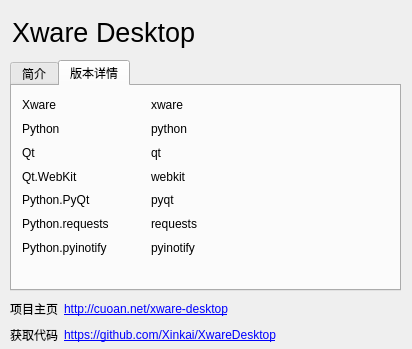
Before: the Qt Designer form src/frontend/ui/about.ui in Xinkai/XwareDesktop, drawn with Qt 5.
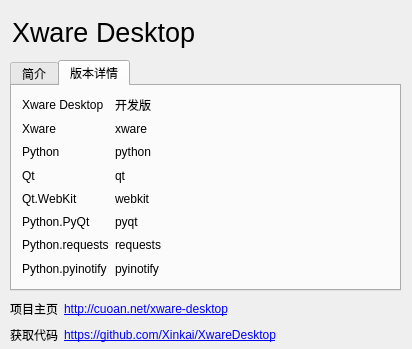
After: the same form once the commit is applied. The open tabs and pages were chosen to show the change. Icons and pictures are not drawn.

Commit message: feature: the githash is also included in the resultant package, and can be seen in the AboutDlg.

Patch:
```diff
--- a/src/frontend/ui/about.ui
+++ b/src/frontend/ui/about.ui
@@ -147,108 +147,122 @@
     <attribute name="title">
      <string>版本详情</string>
     </attribute>
-    <widget class="QWidget" name="layoutWidget">
+    <widget class="QWidget" name="">
      <property name="geometry">
       <rect>
        <x>10</x>
        <y>10</y>
-       <width>251</width>
-       <height>161</height>
+       <width>371</width>
+       <height>181</height>
       </rect>
      </property>
-     <layout class="QGridLayout" name="gridLayout">
+     <layout class="QGridLayout" name="gridLayout" columnstretch="0,1">
       <item row="0" column="0">
+       <widget class="QLabel" name="label_5">
+        <property name="text">
+         <string>Xware Desktop</string>
+        </property>
+       </widget>
+      </item>
+      <item row="0" column="1">
+       <widget class="QLabel" name="label_githash">
+        <property name="text">
+         <string>开发版</string>
+        </property>
+       </widget>
+      </item>
+      <item row="1" column="0">
        <widget class="QLabel" name="label_13">
         <property name="text">
          <string>Xware</string>
         </property>
        </widget>
       </item>
-      <item row="0" column="1">
+      <item row="1" column="1">
        <widget class="QLabel" name="label_xwareVer">
         <property name="text">
          <string>xware</string>
         </property>
        </widget>
       </item>
-      <item row="1" column="0">
+      <item row="2" column="0">
        <widget class="QLabel" name="label_9">
         <property name="text">
          <string>Python</string>
         </property>
        </widget>
       </item>
-      <item row="1" column="1">
+      <item row="2" column="1">
        <widget class="QLabel" name="label_pythonVer">
         <property name="text">
          <string>python</string>
         </property>
        </widget>
       </item>
-      <item row="2" column="0">
+      <item row="3" column="0">
        <widget class="QLabel" name="label_10">
         <property name="text">
          <string>Qt</string>
         </property>
        </widget>
       </item>
-      <item row="2" column="1">
+      <item row="3" column="1">
        <widget class="QLabel" name="label_qtVer">
         <property name="text">
          <string>qt</string>
         </property>
        </widget>
       </item>
-      <item row="3" column="0">
+      <item row="4" column="0">
        <widget class="QLabel" name="label_12">
         <property name="text">
          <string>Qt.WebKit</string>
         </property>
        </widget>
       </item>
-      <item row="3" column="1">
+      <item row="4" column="1">
        <widget class="QLabel" name="label_qtwebkitVer">
         <property name="text">
          <string>webkit</string>
         </property>
        </widget>
       </item>
-      <item row="4" column="0">
+      <item row="5" column="0">
        <widget class="QLabel" name="label_15">
         <property name="text">
          <string>Python.PyQt</string>
         </property>
        </widget>
       </item>
-      <item row="4" column="1">
+      <item row="5" column="1">
        <widget class="QLabel" name="label_pyqtVer">
         <property name="text">
          <string>pyqt</string>
         </property>
        </widget>
       </item>
-      <item row="5" column="0">
+      <item row="6" column="0">
        <widget class="QLabel" name="label_8">
         <property name="text">
          <string>Python.requests</string>
         </property>
        </widget>
       </item>
-      <item row="5" column="1">
+      <item row="6" column="1">
        <widget class="QLabel" name="label_requestsVer">
         <property name="text">
          <string>requests</string>
         </property>
        </widget>
       </item>
-      <item row="6" column="0">
+      <item row="7" column="0">
        <widget class="QLabel" name="label_11">
         <property name="text">
          <string>Python.pyinotify</string>
         </property>
        </widget>
       </item>
-      <item row="6" column="1">
+      <item row="7" column="1">
        <widget class="QLabel" name="label_pyinotifyVer">
         <property name="text">
          <string>pyinotify</string>
```
The commit also changes 3 other files.
